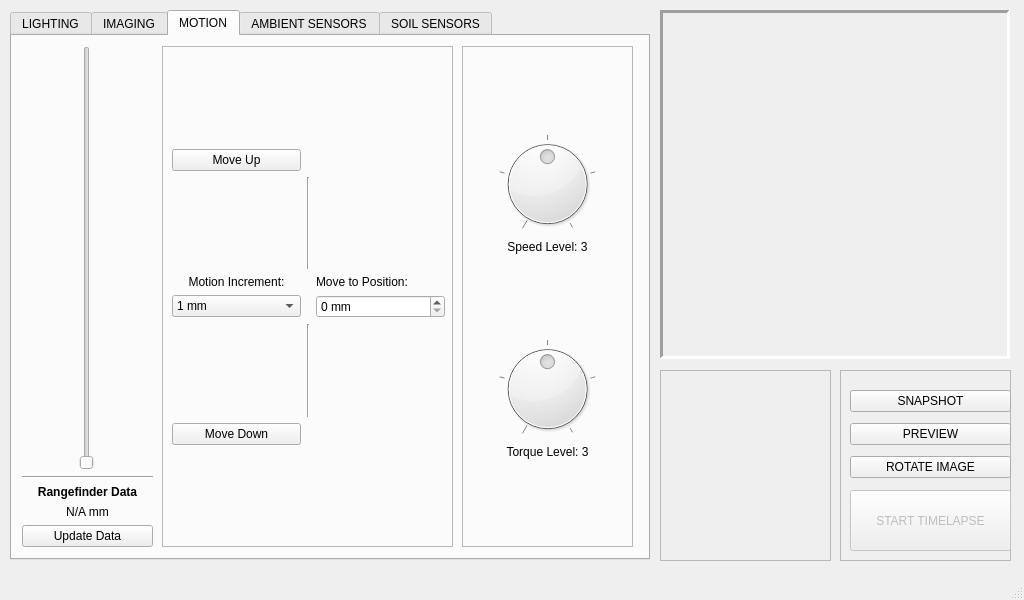
Above: _ui/FlashLapse_Pro.ui from CoCl-Jerry/Flashlapse_Pro_Dev before the change. Below: the same form after it.
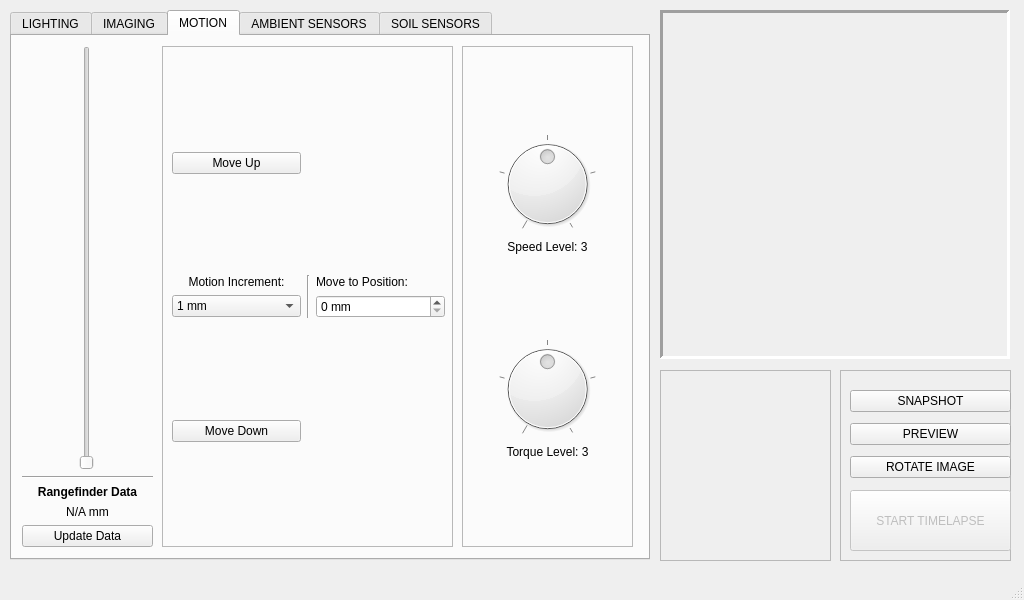
That is the form after the change. Icons and pictures are not drawn.

Diff of the .ui file:
```diff
--- a/_ui/FlashLapse_Pro.ui
+++ b/_ui/FlashLapse_Pro.ui
@@ -697,20 +697,13 @@
           </property>
          </widget>
         </item>
-        <item row="2" column="1">
+        <item row="3" column="1" rowspan="2">
          <widget class="Line" name="line">
           <property name="orientation">
            <enum>Qt::Vertical</enum>
           </property>
          </widget>
         </item>
-        <item row="5" column="1">
-         <widget class="Line" name="line_4">
-          <property name="orientation">
-           <enum>Qt::Vertical</enum>
-          </property>
-         </widget>
-        </item>
        </layout>
       </widget>
      </widget>
```
